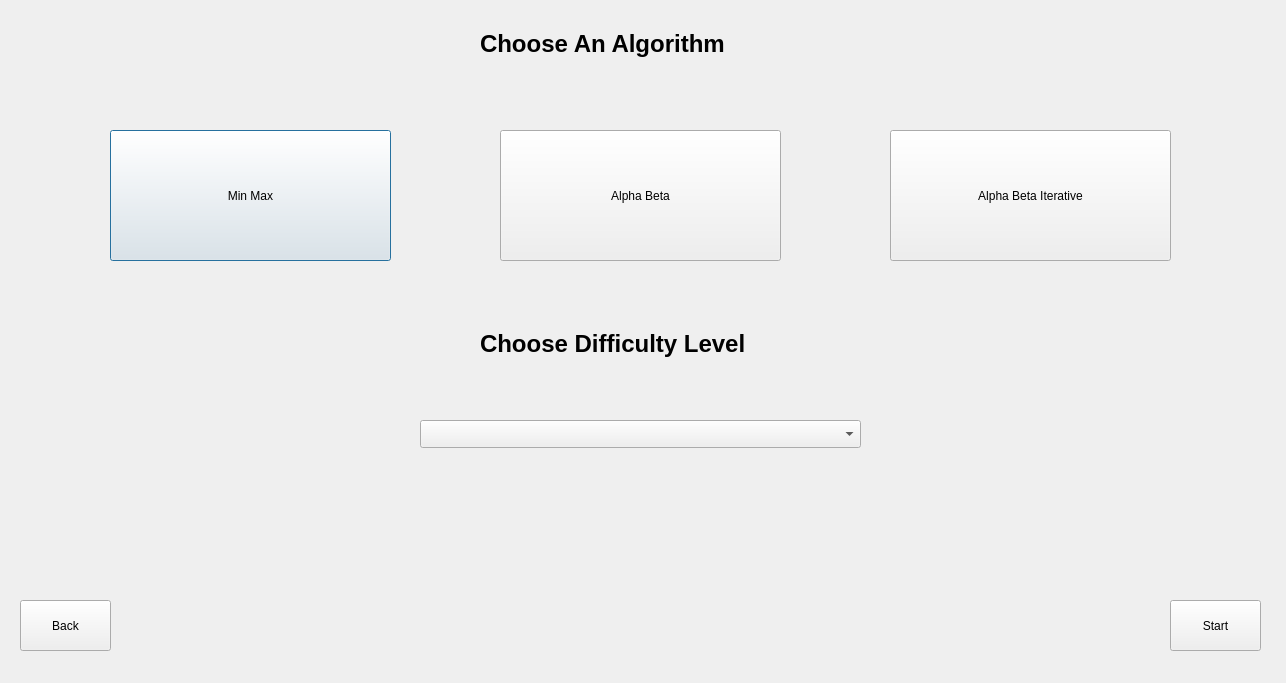
Above: computervscomputerwindow.ui from alaamhassan/OthelloGameProject before the change. Below: the same form after it.
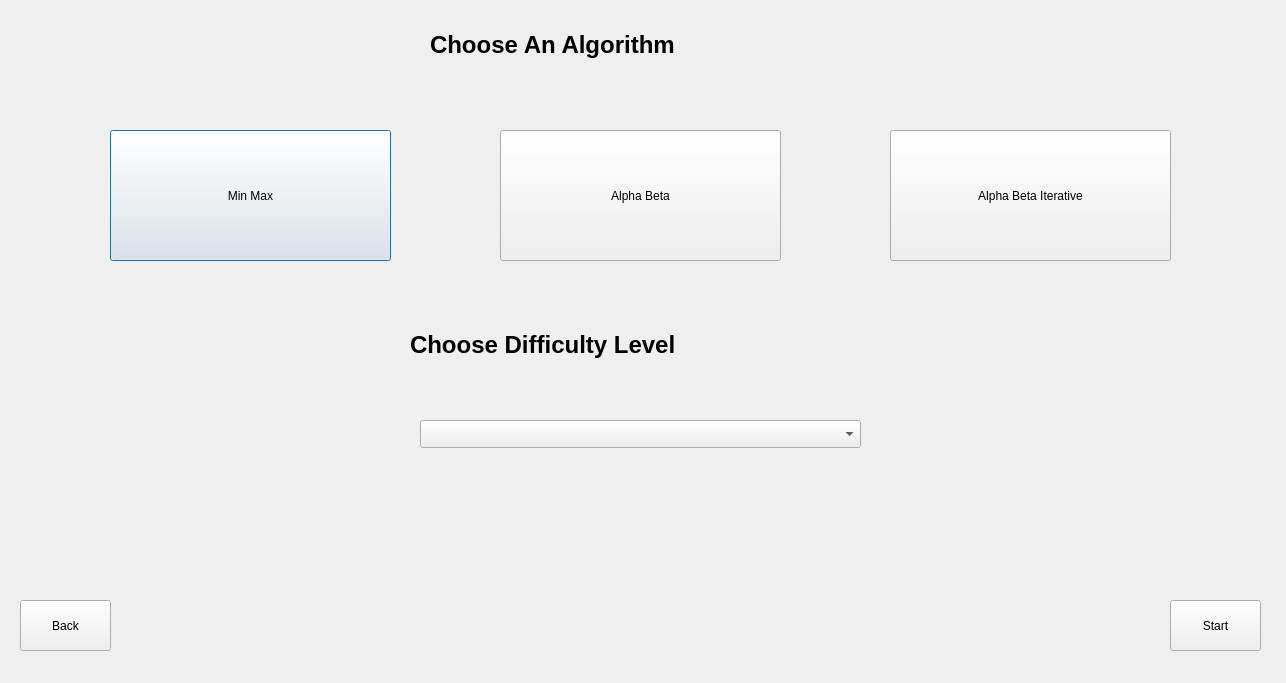
That is the form after the change.

What changed in the file:
```diff
--- a/computervscomputerwindow.ui
+++ b/computervscomputerwindow.ui
@@ -55,10 +55,10 @@
   <widget class="QLabel" name="label">
    <property name="geometry">
     <rect>
-     <x>480</x>
+     <x>430</x>
      <y>30</y>
-     <width>431</width>
-     <height>51</height>
+     <width>401</width>
+     <height>71</height>
     </rect>
    </property>
    <property name="text">
@@ -68,10 +68,10 @@
   <widget class="QLabel" name="label_2">
    <property name="geometry">
     <rect>
-     <x>480</x>
+     <x>410</x>
      <y>330</y>
-     <width>391</width>
-     <height>61</height>
+     <width>451</width>
+     <height>71</height>
     </rect>
    </property>
    <property name="styleSheet">
```
